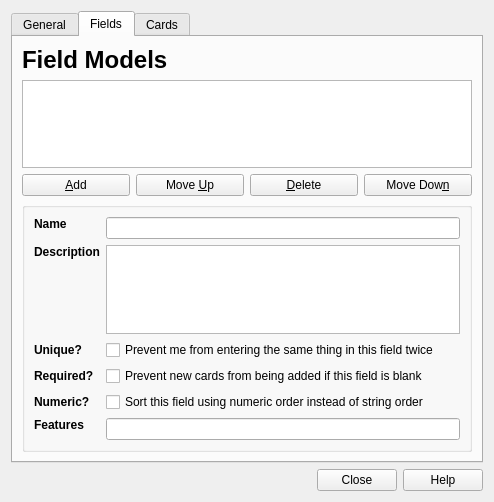
ankitects/anki, file designer/modelproperties.ui: the form before one commit.
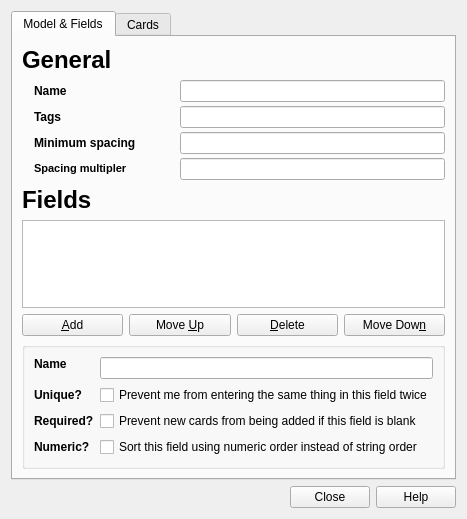
The form after the commit. The open tabs and pages were chosen to show the change.

Commit message: update model properties

The edit to the form file:
```diff
--- a/designer/modelproperties.ui
+++ b/designer/modelproperties.ui
@@ -8,8 +8,8 @@
    <rect>
     <x>0</x>
     <y>0</y>
-    <width>494</width>
-    <height>502</height>
+    <width>428</width>
+    <height>519</height>
    </rect>
   </property>
   <property name="windowTitle" >
@@ -21,17 +21,17 @@
      <property name="currentIndex" >
       <number>0</number>
      </property>
-     <widget class="QWidget" name="tab" >
+     <widget class="QWidget" name="tab_2" >
       <property name="geometry" >
        <rect>
         <x>0</x>
         <y>0</y>
-        <width>478</width>
-        <height>436</height>
+        <width>412</width>
+        <height>453</height>
        </rect>
       </property>
       <attribute name="title" >
-       <string>General</string>
+       <string>Model &amp;&amp; Fields</string>
       </attribute>
       <layout class="QVBoxLayout" >
        <property name="spacing" >
@@ -41,19 +41,19 @@
         <number>9</number>
        </property>
        <item>
-        <widget class="QLabel" name="label_7" >
+        <widget class="QLabel" name="label_2" >
          <property name="text" >
-          <string>&lt;h1>General Model Properties&lt;/h1></string>
+          <string>&lt;h1>General&lt;/h1></string>
          </property>
         </widget>
        </item>
        <item>
-        <layout class="QGridLayout" >
-         <property name="margin" >
-          <number>0</number>
+        <layout class="QGridLayout" name="gridLayout" >
+         <property name="leftMargin" >
+          <number>12</number>
          </property>
          <property name="spacing" >
-          <number>6</number>
+          <number>4</number>
          </property>
          <item row="0" column="0" >
           <widget class="QLabel" name="label" >
@@ -61,145 +61,89 @@
             <string>&lt;b>Name&lt;/b></string>
            </property>
            <property name="alignment" >
-            <set>Qt::AlignLeading|Qt::AlignLeft|Qt::AlignTop</set>
+            <set>Qt::AlignLeading|Qt::AlignLeft|Qt::AlignVCenter</set>
            </property>
           </widget>
          </item>
-         <item row="2" column="0" >
-          <widget class="QLabel" name="label_2" >
-           <property name="text" >
-            <string>&lt;b>Description&lt;/b></string>
-           </property>
-           <property name="alignment" >
-            <set>Qt::AlignLeading|Qt::AlignLeft|Qt::AlignTop</set>
-           </property>
-          </widget>
-         </item>
-         <item row="0" column="1" >
+         <item row="0" column="2" >
           <widget class="QLineEdit" name="name" />
          </item>
-         <item row="2" column="1" >
-          <widget class="QTextEdit" name="description" >
-           <property name="tabChangesFocus" >
-            <bool>true</bool>
-           </property>
-          </widget>
-         </item>
-         <item row="4" column="0" >
-          <widget class="QLabel" name="label_4" >
-           <property name="text" >
-            <string>&lt;b>Features&lt;/b></string>
-           </property>
-           <property name="alignment" >
-            <set>Qt::AlignLeading|Qt::AlignLeft|Qt::AlignTop</set>
-           </property>
-           <property name="openExternalLinks" >
-            <bool>true</bool>
-           </property>
-          </widget>
-         </item>
          <item row="1" column="0" >
           <widget class="QLabel" name="label_3" >
            <property name="text" >
             <string>&lt;b>Tags&lt;/b></string>
            </property>
            <property name="alignment" >
-            <set>Qt::AlignLeading|Qt::AlignLeft|Qt::AlignTop</set>
+            <set>Qt::AlignLeading|Qt::AlignLeft|Qt::AlignVCenter</set>
            </property>
            <property name="openExternalLinks" >
             <bool>true</bool>
            </property>
           </widget>
          </item>
-         <item row="1" column="1" >
+         <item row="1" column="2" >
           <widget class="QLineEdit" name="tags" />
          </item>
+         <item row="2" column="0" >
+          <widget class="QLabel" name="label_19" >
+           <property name="text" >
+            <string>&lt;b>Minimum spacing&lt;/b></string>
+           </property>
+           <property name="openExternalLinks" >
+            <bool>true</bool>
+           </property>
+          </widget>
+         </item>
          <item row="3" column="0" >
-          <widget class="QLabel" name="label_5" >
+          <widget class="QLabel" name="label_25" >
            <property name="text" >
-            <string>&lt;b>Card spacing&lt;/b></string>
-           </property>
-           <property name="alignment" >
-            <set>Qt::AlignLeading|Qt::AlignLeft|Qt::AlignTop</set>
+            <string>&lt;!DOCTYPE HTML PUBLIC "-//W3C//DTD HTML 4.0//EN" "http://www.w3.org/TR/REC-html40/strict.dtd">
+&lt;html>&lt;head>&lt;meta name="qrichtext" content="1" />&lt;style type="text/css">
+p, li { white-space: pre-wrap; }
+&lt;/style>&lt;/head>&lt;body style=" font-family:'Arial'; font-size:8pt; font-weight:400; font-style:normal;">
+&lt;p style=" margin-top:0px; margin-bottom:0px; margin-left:0px; margin-right:0px; -qt-block-indent:0; text-indent:0px;">&lt;span style=" font-weight:600;">Spacing multipler&lt;/span>&lt;/p>&lt;/body>&lt;/html></string>
            </property>
            <property name="openExternalLinks" >
             <bool>true</bool>
            </property>
           </widget>
          </item>
-         <item row="3" column="1" >
-          <layout class="QGridLayout" >
-           <item row="0" column="0" >
-            <widget class="QLabel" name="label_16" >
-             <property name="text" >
-              <string>Minimum spacing</string>
-             </property>
-             <property name="openExternalLinks" >
-              <bool>true</bool>
-             </property>
-            </widget>
-           </item>
-           <item row="0" column="2" >
+         <item row="2" column="2" >
+          <layout class="QHBoxLayout" name="horizontalLayout_3" >
+           <item>
             <widget class="QLineEdit" name="initialSpacing" />
            </item>
-           <item row="0" column="1" >
-            <spacer>
-             <property name="orientation" >
-              <enum>Qt::Horizontal</enum>
-             </property>
-             <property name="sizeHint" stdset="0" >
-              <size>
-               <width>40</width>
-               <height>20</height>
-              </size>
-             </property>
-            </spacer>
-           </item>
-           <item row="1" column="0" >
-            <widget class="QLabel" name="label_24" >
-             <property name="text" >
-              <string>Minimum interval multiplier</string>
-             </property>
-             <property name="openExternalLinks" >
-              <bool>true</bool>
-             </property>
-            </widget>
-           </item>
-           <item row="1" column="2" >
+          </layout>
+         </item>
+         <item row="3" column="2" >
+          <layout class="QHBoxLayout" name="horizontalLayout_4" >
+           <item>
             <widget class="QLineEdit" name="spacing" />
            </item>
           </layout>
          </item>
-         <item row="4" column="1" >
-          <widget class="QLineEdit" name="decorators" />
+         <item row="0" column="1" >
+          <spacer name="horizontalSpacer_2" >
+           <property name="orientation" >
+            <enum>Qt::Horizontal</enum>
+           </property>
+           <property name="sizeType" >
+            <enum>QSizePolicy::Fixed</enum>
+           </property>
+           <property name="sizeHint" stdset="0" >
+            <size>
+             <width>40</width>
+             <height>20</height>
+            </size>
+           </property>
+          </spacer>
          </item>
         </layout>
        </item>
-      </layout>
-     </widget>
-     <widget class="QWidget" name="tab_2" >
-      <property name="geometry" >
-       <rect>
-        <x>0</x>
-        <y>0</y>
-        <width>478</width>
-        <height>436</height>
-       </rect>
-      </property>
-      <attribute name="title" >
-       <string>Fields</string>
-      </attribute>
-      <layout class="QVBoxLayout" >
-       <property name="spacing" >
-        <number>6</number>
-       </property>
-       <property name="margin" >
-        <number>9</number>
-       </property>
        <item>
         <widget class="QLabel" name="label_6" >
          <property name="text" >
-          <string>&lt;h1>Field Models&lt;/h1></string>
+          <string>&lt;h1>Fields&lt;/h1></string>
          </property>
         </widget>
        </item>
@@ -299,7 +243,7 @@
             <property name="spacing" >
              <number>6</number>
             </property>
-            <item row="2" column="0" >
+            <item row="1" column="0" >
              <widget class="QLabel" name="label_18" >
               <property name="text" >
                <string>&lt;b>Unique?</string>
@@ -309,7 +253,7 @@
             <item row="0" column="1" >
              <widget class="QLineEdit" name="fieldName" />
             </item>
-            <item row="2" column="1" >
+            <item row="1" column="1" >
              <widget class="QCheckBox" name="fieldUnique" >
               <property name="text" >
                <string>Prevent me from entering the same thing in this field twice</string>
@@ -326,71 +270,28 @@
               </property>
              </widget>
             </item>
-            <item row="1" column="0" >
-             <widget class="QLabel" name="label_19" >
-              <property name="text" >
-               <string>&lt;b>Description&lt;/b></string>
-              </property>
-              <property name="alignment" >
-               <set>Qt::AlignLeading|Qt::AlignLeft|Qt::AlignTop</set>
-              </property>
-             </widget>
-            </item>
-            <item row="3" column="0" >
+            <item row="2" column="0" >
              <widget class="QLabel" name="label_17" >
               <property name="text" >
                <string>&lt;b>Required?&lt;/b></string>
               </property>
              </widget>
             </item>
-            <item row="3" column="1" >
+            <item row="2" column="1" >
              <widget class="QCheckBox" name="fieldRequired" >
               <property name="text" >
                <string>Prevent new cards from being added if this field is blank</string>
               </property>
              </widget>
             </item>
-            <item row="5" column="0" >
-             <widget class="QLabel" name="label_22" >
-              <property name="text" >
-               <string>&lt;b>Features&lt;/b></string>
-              </property>
-              <property name="alignment" >
-               <set>Qt::AlignLeading|Qt::AlignLeft|Qt::AlignTop</set>
-              </property>
-              <property name="openExternalLinks" >
-               <bool>true</bool>
-              </property>
-             </widget>
-            </item>
-            <item row="1" column="1" >
-             <widget class="QTextEdit" name="fieldDescription" >
-              <property name="tabChangesFocus" >
-               <bool>true</bool>
-              </property>
-             </widget>
-            </item>
-            <item row="5" column="1" >
-             <layout class="QVBoxLayout" >
-              <property name="spacing" >
-               <number>0</number>
-              </property>
-              <property name="margin" >
-               <number>0</number>
-              </property>
-              <item>
-               <widget class="QLineEdit" name="fieldFeatures" />
-              </item>
-             </layout>
-            </item>
-            <item row="4" column="0" >
+            <item row="3" column="0" >
              <widget class="QLabel" name="label_21" >
               <property name="text" >
                <string>&lt;b>Numeric?&lt;/b></string>
               </property>
              </widget>
             </item>
-            <item row="4" column="1" >
+            <item row="3" column="1" >
              <widget class="QCheckBox" name="numeric" >
               <property name="text" >
                <string>Sort this field using numeric order instead of string order</string>
@@ -409,8 +310,8 @@
        <rect>
         <x>0</x>
         <y>0</y>
-        <width>478</width>
-        <height>436</height>
+        <width>412</width>
+        <height>450</height>
        </rect>
       </property>
       <attribute name="title" >
@@ -426,7 +327,7 @@
        <item>
         <widget class="QLabel" name="label_8" >
          <property name="text" >
-          <string>&lt;h1>Card Models&lt;/h1></string>
+          <string>&lt;h1>Card Templates&lt;/h1></string>
          </property>
         </widget>
        </item>
@@ -521,53 +422,21 @@
             <property name="spacing" >
              <number>6</number>
             </property>
-            <item row="1" column="1" >
-             <widget class="QTextEdit" name="cardDescription" >
-              <property name="sizePolicy" >
-               <sizepolicy vsizetype="Fixed" hsizetype="Expanding" >
-                <horstretch>0</horstretch>
-                <verstretch>0</verstretch>
-               </sizepolicy>
-              </property>
-              <property name="maximumSize" >
-               <size>
-                <width>16777215</width>
-                <height>60</height>
-               </size>
-              </property>
-              <property name="horizontalScrollBarPolicy" >
-               <enum>Qt::ScrollBarAlwaysOff</enum>
-              </property>
-              <property name="tabChangesFocus" >
-               <bool>true</bool>
-              </property>
-             </widget>
-            </item>
-            <item row="1" column="0" >
-             <widget class="QLabel" name="label_13" >
-              <property name="text" >
-               <string>&lt;b>Description&lt;/b></string>
-              </property>
-              <property name="alignment" >
-               <set>Qt::AlignLeading|Qt::AlignLeft|Qt::AlignTop</set>
-              </property>
-             </widget>
-            </item>
-            <item row="4" column="0" >
+            <item row="3" column="0" >
              <widget class="QLabel" name="label_23" >
               <property name="text" >
                <string>&lt;b>Question hiding&lt;/b></string>
               </property>
              </widget>
             </item>
-            <item row="4" column="1" >
+            <item row="3" column="1" >
              <widget class="QCheckBox" name="questionInAnswer" >
               <property name="text" >
                <string>Hide the question when showing answer</string>
               </property>
              </widget>
             </item>
-            <item row="3" column="1" >
+            <item row="2" column="1" >
              <widget class="QTextEdit" name="cardAnswer" >
               <property name="sizePolicy" >
                <sizepolicy vsizetype="Fixed" hsizetype="Expanding" >
@@ -592,7 +461,7 @@
               </property>
              </widget>
             </item>
-            <item row="3" column="0" >
+            <item row="2" column="0" >
              <widget class="QLabel" name="label_15" >
               <property name="text" >
                <string>&lt;b>Answer format&lt;/b></string>
@@ -608,7 +477,7 @@
             <item row="0" column="1" >
              <widget class="QLineEdit" name="cardName" />
             </item>
-            <item row="2" column="1" >
+            <item row="1" column="1" >
              <widget class="QTextEdit" name="cardQuestion" >
               <property name="sizePolicy" >
                <sizepolicy vsizetype="Fixed" hsizetype="Expanding" >
@@ -643,7 +512,7 @@
               </property>
              </widget>
             </item>
-            <item row="2" column="0" >
+            <item row="1" column="0" >
              <widget class="QLabel" name="label_14" >
               <property name="text" >
                <string>&lt;b>Question format&lt;/b></string>
```
Left out of the diff: 9 changed lines with no effect on the pictures. The commit also changes 2 other files.
